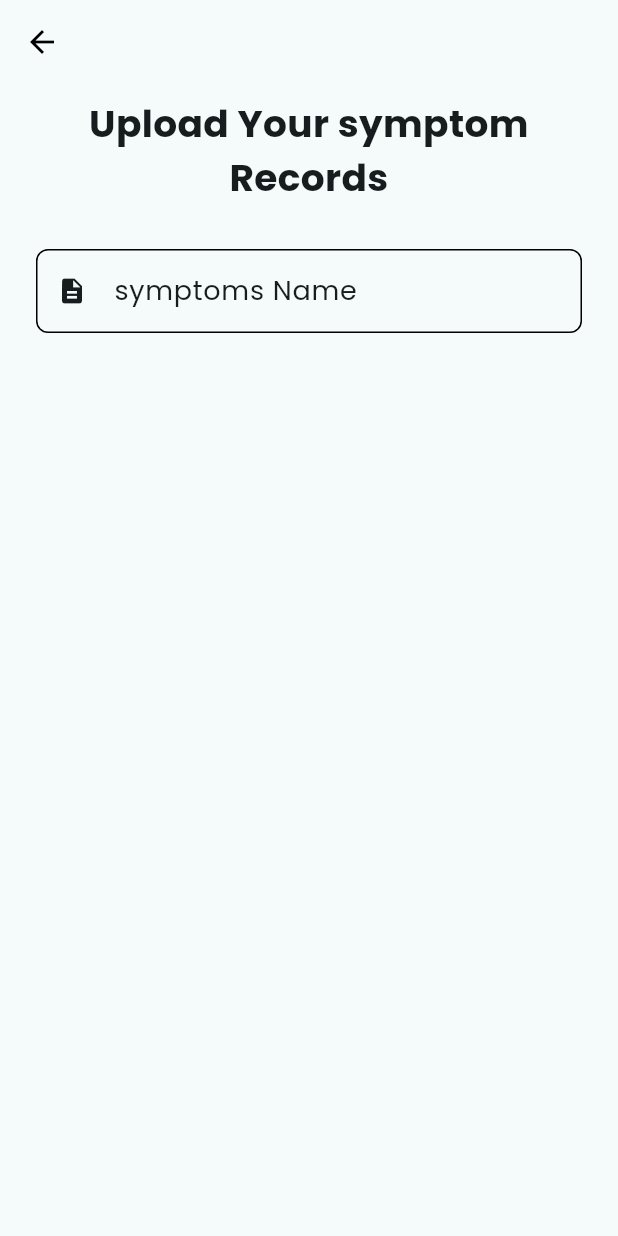
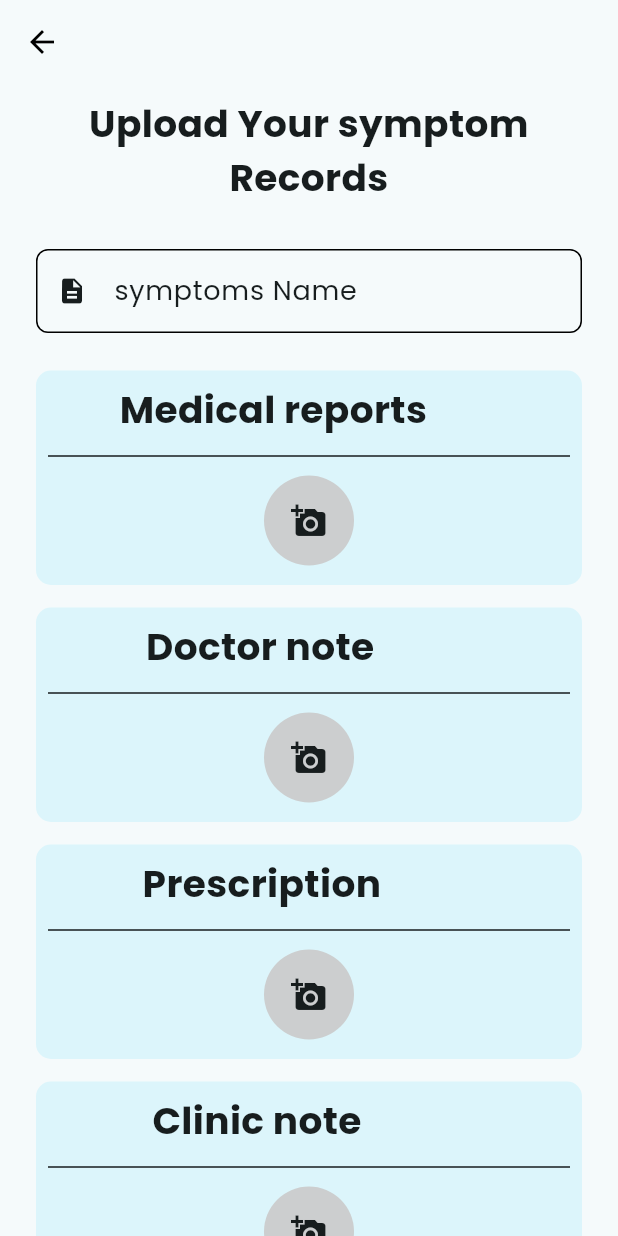
Before and after one commit to andriimobdev25/healthcare-app, a Flutter app: the AddHealthReport screen opened directly with empty values, on a phone screen of 412 x 824 dp. Run offline on Flutter 3.47's test engine with Material 3 defaults, Android fonts, the phone set to English and light mode, and no system bars; our stand-ins replace animate_do, cloud_firestore, firebase_auth, firebase_core, firebase_messaging, firebase_storage and 8 more; accounts and stored records are empty; network calls fail.

Commit message:
Add image upload functionality to AddHealthReport for medical reports, doctor notes, prescriptions, and clinic notes

```diff
--- a/lib/pages/healthcategory/add_health_report.dart
+++ b/lib/pages/healthcategory/add_health_report.dart
@@ -1,5 +1,6 @@
 import 'dart:convert';
 import 'dart:io';
+
 import 'package:firebase_auth/firebase_auth.dart';
 import 'package:flutter/material.dart';
 import 'package:healthcare/functions/function_dart';
@@ -21,7 +22,6 @@ class AddHealthReport extends StatefulWidget {
 }
 
 class _AddHealthReportState extends State<AddHealthReport> {
-
   final _formKey = GlobalKey<FormState>();
   final TextEditingController _symptonsController = TextEditingController();
 
@@ -29,13 +29,6 @@ class _AddHealthReportState extends State<AddHealthReport> {
   final ImagePicker doctorImagePicker = ImagePicker();
   final ImagePicker prescriptionImagePicker = ImagePicker();
   final ImagePicker clinicImagePicker = ImagePicker();
-
-  @override
-  void initState() {
-
-    super.initState();
-
-  }
 
   @override
   void dispose() {
@@ -156,6 +149,46 @@ class _AddHealthReportState extends State<AddHealthReport> {
                         SizedBox(
                           height: 25,
                         ),
+                        SingleCategoryImageCard(
+                          title: "Medical reports",
+                          onPressed: () =>
+                              _pickedMedicalReport(ImageSource.gallery),
+                          selectedImage: _selectedmedicalReportImage,
+                        ),
+                        SizedBox(height: 15),
+                        SingleCategoryImageCard(
+                          title: "Doctor note",
+                          onPressed: () =>
+                              _pickedDoctorNote(ImageSource.gallery),
+                          selectedImage: _selectedDoctorNoteImage,
+                        ),
+                        SizedBox(height: 15),
+                        SingleCategoryImageCard(
+                          title: "Prescription",
+                          onPressed: () =>
+                              _pickedPrescription(ImageSource.gallery),
+                          selectedImage: _selectedPrescriptionImage,
+                        ),
+                        SizedBox(height: 15),
+                        SingleCategoryImageCard(
+                          title: "Clinic note",
+                          onPressed: () =>
+                              _pickedClinicNote(ImageSource.gallery),
+                          selectedImage: _selectedClinicNoteImage,
+                        ),
+                        SizedBox(height: 15),
+                        _isLoading
+                            ? Center(
+                                child: CircularProgressIndicator(),
+                              )
+                            : CustomButton(
+                                title: "Upload",
+                                width: double.infinity,
+                                onPressed: () => _submitSympton(context),
+                              ),
+                        SizedBox(
+                          height: 30,
+                        ),
                       ],
                     ),
                   ),
```
